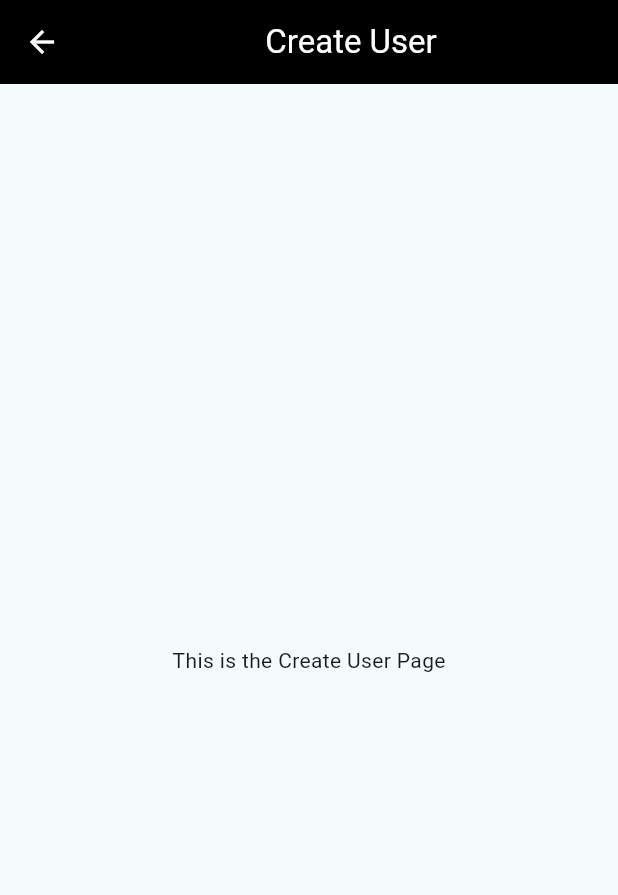
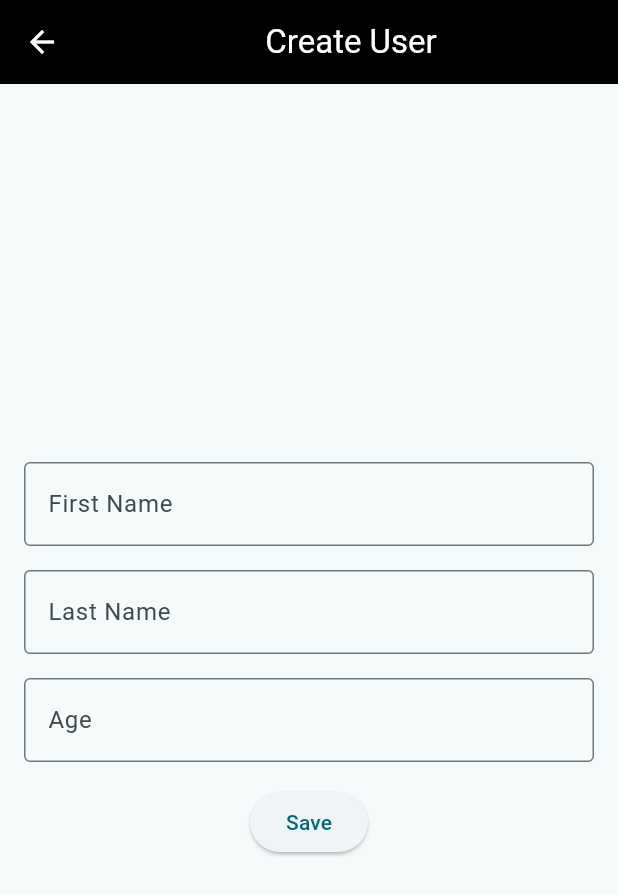
Before and after one commit to Samriqtch/todo_front, a Flutter app: the CreateUserPage screen opened by its route, on a phone screen of 412 x 824 dp. Shown: the top 895 px of the screen. Run offline on Flutter 3.47's test engine with Material 3 defaults, Android fonts, the phone set to English and light mode, and no system bars; our stand-ins replace font_awesome_flutter; network calls fail.

Commit message:
Ajout du champ firstName , Lastname et age

```diff
--- a/lib/create_user.dart
+++ b/lib/create_user.dart
@@ -15,7 +15,8 @@ import 'create_user.dart';
 
 class CreateUserPage extends StatelessWidget {
   const CreateUserPage({super.key});
-    Future<List<dynamic>> postUsers() async {
+
+  Future<List<dynamic>> postUsers() async {
     final response =
         await http.post(Uri.parse('http://192.168.1.76:3000/users'));
 
@@ -28,6 +29,10 @@ class CreateUserPage extends StatelessWidget {
 
   @override
   Widget build(BuildContext context) {
+    final firstNameController = TextEditingController();
+    final lastNameController = TextEditingController();
+    final ageController = TextEditingController();
+
     return Scaffold(
       appBar: AppBar(
         leading: IconButton(
@@ -41,8 +46,43 @@ class CreateUserPage extends StatelessWidget {
         )),
         centerTitle: true,
       ),
-      body: Center(
-        child: Text('This is the Create User Page'),
+      body: Padding(
+        padding: const EdgeInsets.all(16.0),
+        child: Column(
+          mainAxisAlignment: MainAxisAlignment.center,
+          children: <Widget>[
+            TextField(
+              controller: firstNameController,
+              decoration: InputDecoration(
+                border: OutlineInputBorder(),
+                labelText: 'First Name',
+              ),
+            ),
+            SizedBox(height: 16.0), // Add space between the fields
+            TextField(
+              controller: lastNameController,
+              decoration: InputDecoration(
+                border: OutlineInputBorder(),
+                labelText: 'Last Name',
+              ),
+            ),
+            SizedBox(height: 16.0), // Add space between the fields
+            TextField(
+              controller: ageController,
+              decoration: InputDecoration(
+                border: OutlineInputBorder(),
+                labelText: 'Age',
+              ),
+            ),
+            SizedBox(height: 16.0), // Add space between the fields
+            ElevatedButton(
+              onPressed: () {
+                // Handle save action here
+              },
+              child: Text('Save'),
+            ),
+          ],
+        ),
       ),
     );
   }
```
